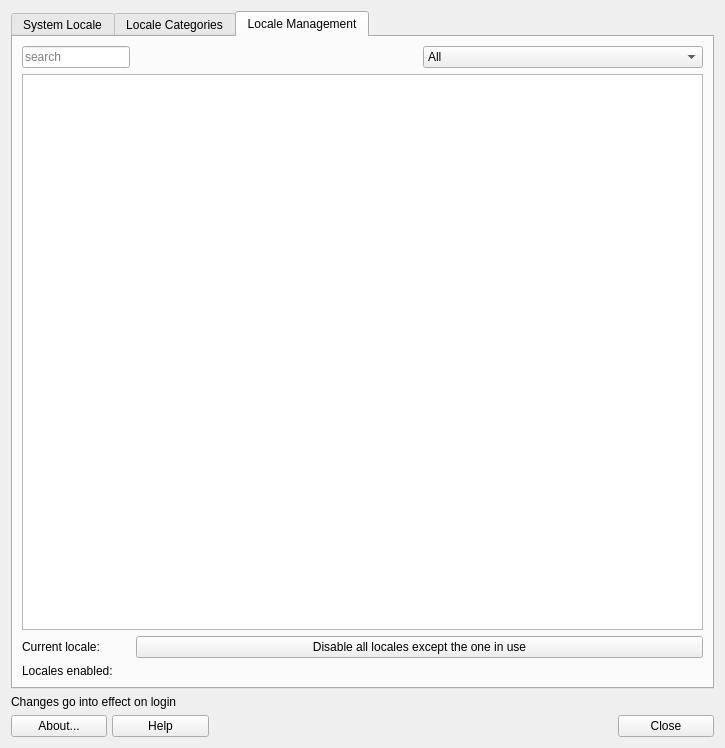
Above: mainwindow.ui from dolphinoracle/mx-locale before the change. Below: the same form after it.
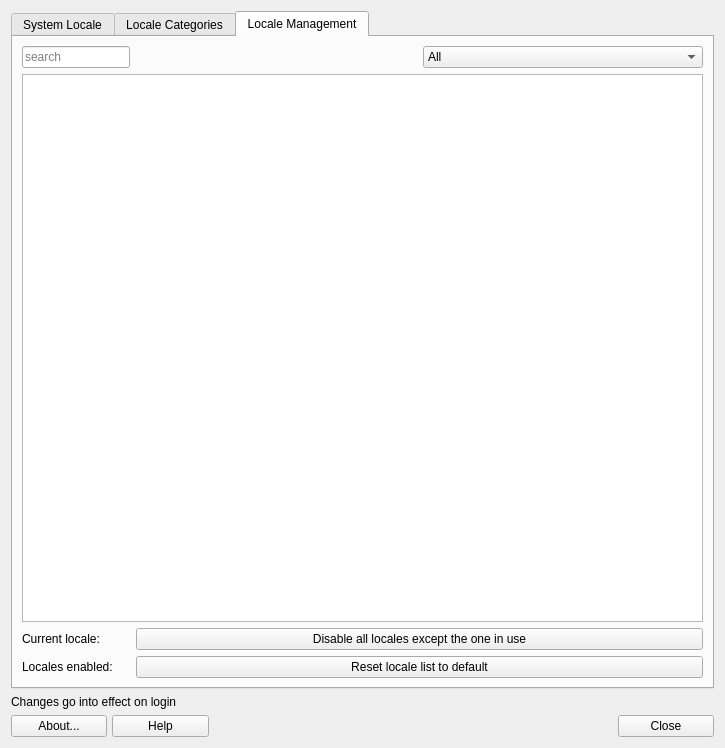
That is the form after the change. The open tabs and pages were chosen to show the change. Icons and pictures are not drawn.

Commit message: Reset locale.gen; account for locale-gen output in a different way to avoid progress bar to pop up twice

What changed in the file:
```diff
--- a/mainwindow.ui
+++ b/mainwindow.ui
@@ -477,6 +477,13 @@
          </property>
         </widget>
        </item>
+       <item row="3" column="1" colspan="2">
+        <widget class="QPushButton" name="pushResetLocales">
+         <property name="text">
+          <string>Reset locale list to default</string>
+         </property>
+        </widget>
+       </item>
       </layout>
      </widget>
     </widget>
```
Left out of the diff: 2 changed lines with no effect on the pictures. The commit also changes 5 other files.
